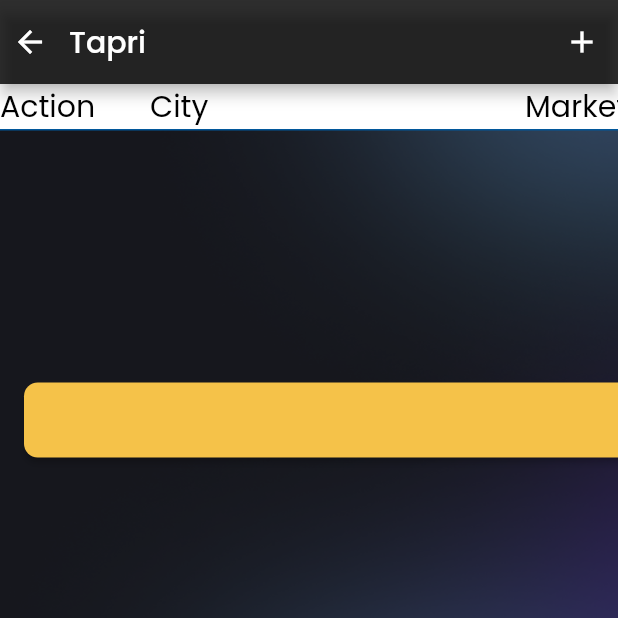
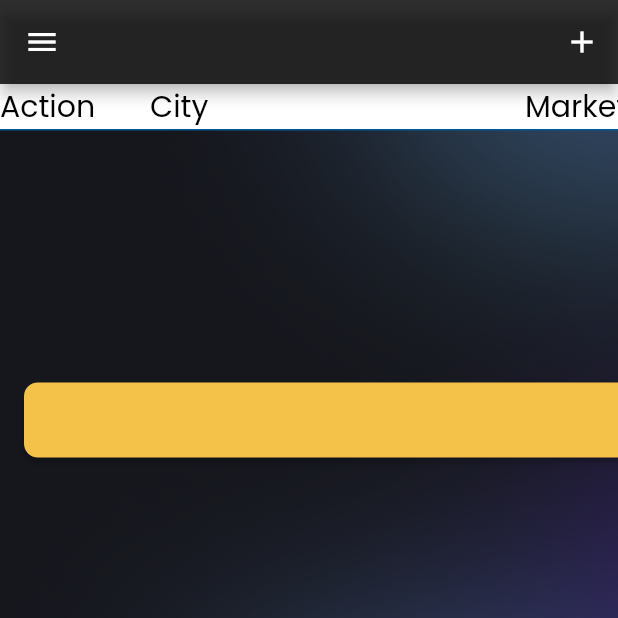
Before and after one commit to flutterap/talenthem_llp, a Flutter app: the TapriTableScreen screen opened by its route, on a phone screen of 412 x 824 dp, the top half of it. Run offline on Flutter 3.47's test engine with Material 2 defaults, Android fonts, the phone set to English and light mode, and no system bars; our stand-ins replace flutter_easyloading, flutter_screenutil, get, infinite_scroll_pagination, local_auth, shared_preferences; accounts and stored records are empty; network calls fail.

```diff
--- a/lib/screens/home/homeScreen.dart
+++ b/lib/screens/home/homeScreen.dart
@@ -197,9 +197,9 @@ class _HomeScreenState extends State<HomeScreen> {
               } else {
                 return Container(
                   width: double.infinity,
-                  height: 180,
+                  height: 185,
                   child: Padding(
-                    padding: EdgeInsets.symmetric(vertical: 20),
+                    padding: EdgeInsets.symmetric(vertical: 8),
                     child: ListView.builder(
                         itemCount: snapshot.data.length,
                         shrinkWrap: true,
--- a/lib/widgets/application_app_bar.dart
+++ b/lib/widgets/application_app_bar.dart
@@ -17,10 +17,22 @@ AppBar ApplicationAppBar({
   return appBar ??
       AppBar(
         leadingWidth: 30,
+        leading: Builder(
+          builder: (context) => Padding(
+            padding: const EdgeInsets.only(left: 8),
+            child: IconButton(
+              icon: const Icon(
+                Icons.menu_sharp,
+                color: Colors.white,
+              ),
+              onPressed: () => Scaffold.of(context).openDrawer(),
+            ),
+          ),
+        ),
         title: Row(
             mainAxisAlignment: MainAxisAlignment.start,
             crossAxisAlignment: CrossAxisAlignment.center,
-            children: [
+            children: const [
               // Image.asset(
               //   // 'assets/images/name_compress.png',
               //   //  width: 80,
@@ -32,12 +44,12 @@ AppBar ApplicationAppBar({
               // const SizedBox(
               //   width: 10,
               // ),
-              if (appBarTitle != null)
-                Text(
-                  "$appBarTitle",
-                  style: const TextStyle(
-                      fontSize: 20, fontWeight: FontWeight.w500),
-                ),
+              // if (appBarTitle != null)
+              //   Text(
+              //     "$appBarTitle",
+              //     style: const TextStyle(
+              //         fontSize: 20, fontWeight: FontWeight.w500),
+              //   ),
             ]),
 
         // appBarTitle != null
```
Also changed, not shown: lib/screens/dashboard/basicDashboardScreen.dart (+7 -1 lines), lib/screens/home/cryptocontainer.dart (+28 -18 lines), lib/screens/home/cryptocontainer2.dart (+35 -18 lines).
